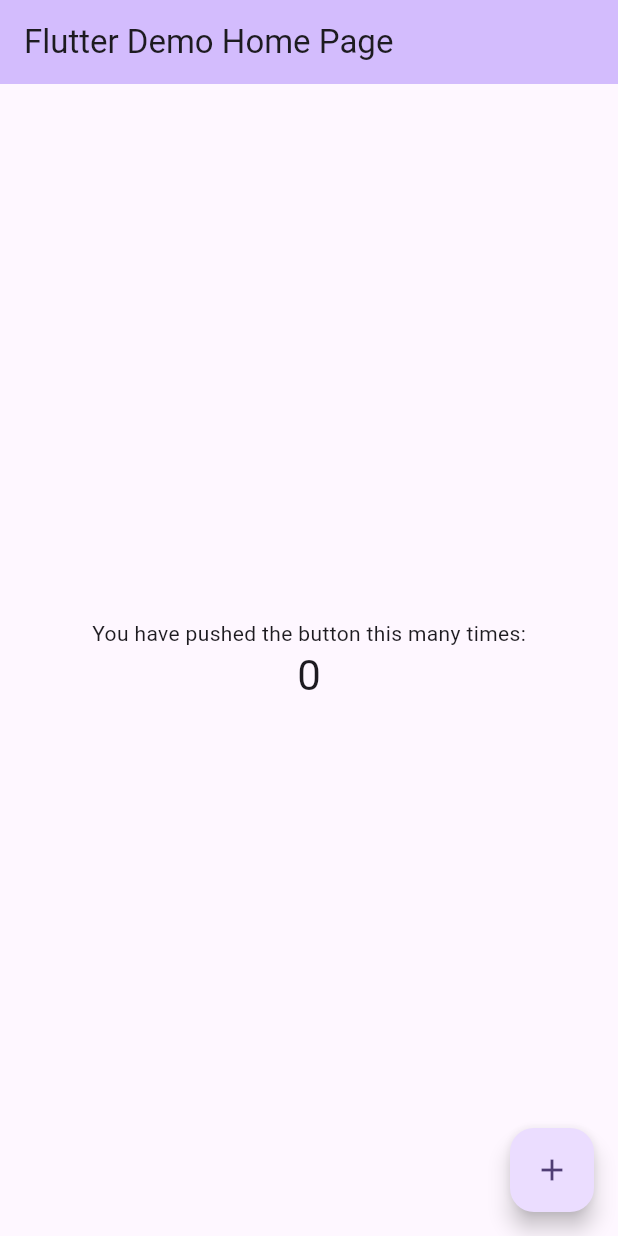
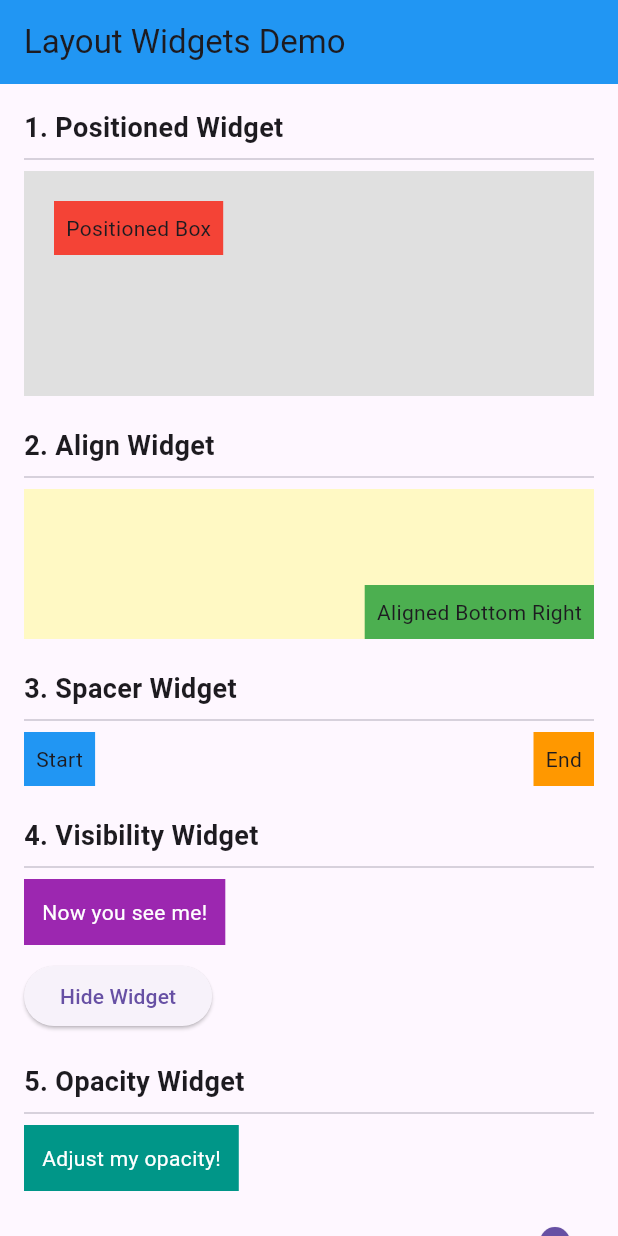
Before and after one commit to H-M-Huzaifa/dsa_practice, a Flutter app: the screen it shows after launch, on a phone screen of 412 x 824 dp. Run offline on Flutter 3.47's test engine with Material 3 defaults, Android fonts, the phone set to English and light mode, and no system bars.

Commit message:
Day 2 completion

```diff
--- /dev/null
+++ b/lib/Daily_Tasks/d2_t2.dart
@@ -0,0 +1,8 @@
+//Count names starting with "A".
+
+void main(){
+
+  List<String> myStrings=['Adam and Eve',"Elie and Renee","Ali and Usman"];
+  print(myStrings.where((name)=> name.startsWith('A')).length);
+
+}
--- /dev/null
+++ b/lib/Daily_Tasks/d2_t3.dart
@@ -0,0 +1,7 @@
+//Check if all scores in a list are above 50
+
+void main(){
+
+  List myList=[50,520520,52,77];
+  print(myList.every((num)=> num>=50));
+}
--- /dev/null
+++ b/lib/Daily_Tasks/d2_t4.dart
@@ -0,0 +1,16 @@
+//Palindrome checker using list reversal.
+
+void main(){
+  String word="";
+  List myList=word.split("");
+  List reversedList = myList.reversed.toList();
+  String reversedword=reversedList.join("");
+
+  if(word==reversedword){
+    print("The word is a palindrome");
+  }
+  else{
+    print("The word is not a palindrome");
+
+  }
+}
--- /dev/null
+++ b/lib/Daily_Tasks/d2_t5.dart
@@ -0,0 +1,13 @@
+//Manually reverse a list
+
+void main() {
+  List myList = [1, 2, 3, 4, 5, 6, 7, 8, 9, 10];
+  List reverseList = [];
+
+  for(int i=myList.length-1; i>=0; i--){
+    reverseList.add(myList[i]);
+  }
+
+  print(reverseList);
+
+}
--- /dev/null
+++ b/lib/Daily_Tasks/d2_t6.dart
@@ -0,0 +1,19 @@
+//Write a frequency counter for a list of words using a Map.
+
+
+void main(){
+  List myWords=["Bye","Hello","Hi","Representative","Bye","Hello",];
+  Map<String,int> myMap={};
+
+  for(String word in myWords){
+    if(myMap.containsKey(word)){
+      myMap[word]=myMap[word]!+1;
+    }
+    else{
+      myMap[word]=1;
+
+    }
+  }
+  print(myMap);
+
+}
--- a/lib/main.dart
+++ b/lib/main.dart
@@ -1,125 +1,179 @@
 import 'package:flutter/material.dart';
 
-void main() {
-  runApp(const MyApp());
-}
+void main() => runApp(const LayoutWidgetsDemo());
 
-class MyApp extends StatelessWidget {
-  const MyApp({super.key});
+class LayoutWidgetsDemo extends StatelessWidget {
+  const LayoutWidgetsDemo({super.key});
 
-  // This widget is the root of your application.
   @override
   Widget build(BuildContext context) {
     return MaterialApp(
-      title: 'Flutter Demo',
-      theme: ThemeData(
-        // This is the theme of your application.
-        //
-        // TRY THIS: Try running your application with "flutter run". You'll see
-        // the application has a purple toolbar. Then, without quitting the app,
-        // try changing the seedColor in the colorScheme below to Colors.green
-        // and then invoke "hot reload" (save your changes or press the "hot
-        // reload" button in a Flutter-supported IDE, or press "r" if you used
-        // the command line to start the app).
-        //
-        // Notice that the counter didn't reset back to zero; the application
-        // state is not lost during the reload. To reset the state, use hot
-        // restart instead.
-        //
-        // This works for code too, not just values: Most code changes can be
-        // tested with just a hot reload.
-        colorScheme: ColorScheme.fromSeed(seedColor: Colors.deepPurple),
-        useMaterial3: true,
-      ),
-      home: const MyHomePage(title: 'Flutter Demo Home Page'),
+      title: 'Layout Widgets Demo',
+      debugShowCheckedModeBanner: false,
+      home: const LayoutWidgetsHomePage(),
     );
   }
 }
 
-class MyHomePage extends StatefulWidget {
-  const MyHomePage({super.key, required this.title});
-
-  // This widget is the home page of your application. It is stateful, meaning
-  // that it has a State object (defined below) that contains fields that affect
-  // how it looks.
-
-  // This class is the configuration for the state. It holds the values (in this
-  // case the title) provided by the parent (in this case the App widget) and
-  // used by the build method of the State. Fields in a Widget subclass are
-  // always marked "final".
-
-  final String title;
+class LayoutWidgetsHomePage extends StatefulWidget {
+  const LayoutWidgetsHomePage({super.key});
 
   @override
-  State<MyHomePage> createState() => _MyHomePageState();
+  State<LayoutWidgetsHomePage> createState() => _LayoutWidgetsHomePageState();
 }
 
-class _MyHomePageState extends State<MyHomePage> {
-  int _counter = 0;
-
-  void _incrementCounter() {
-    setState(() {
-      // This call to setState tells the Flutter framework that something has
-      // changed in this State, which causes it to rerun the build method below
-      // so that the display can reflect the updated values. If we changed
-      // _counter without calling setState(), then the build method would not be
-      // called again, and so nothing would appear to happen.
-      _counter++;
-    });
-  }
+class _LayoutWidgetsHomePageState extends State<LayoutWidgetsHomePage> {
+  bool isVisible = true; // Visibility toggle
+  double opacityValue = 1.0; // Opacity slider
 
   @override
   Widget build(BuildContext context) {
-    // This method is rerun every time setState is called, for instance as done
-    // by the _incrementCounter method above.
-    //
-    // The Flutter framework has been optimized to make rerunning build methods
-    // fast, so that you can just rebuild anything that needs updating rather
-    // than having to individually change instances of widgets.
     return Scaffold(
       appBar: AppBar(
-        // TRY THIS: Try changing the color here to a specific color (to
-        // Colors.amber, perhaps?) and trigger a hot reload to see the AppBar
-        // change color while the other colors stay the same.
-        backgroundColor: Theme.of(context).colorScheme.inversePrimary,
-        // Here we take the value from the MyHomePage object that was created by
-        // the App.build method, and use it to set our appbar title.
-        title: Text(widget.title),
+        title: const Text('Layout Widgets Demo'),
+        backgroundColor: Colors.blue,
       ),
-      body: Center(
-        // Center is a layout widget. It takes a single child and positions it
-        // in the middle of the parent.
+      body: SingleChildScrollView(
+        padding: const EdgeInsets.all(16.0),
         child: Column(
-          // Column is also a layout widget. It takes a list of children and
-          // arranges them vertically. By default, it sizes itself to fit its
-          // children horizontally, and tries to be as tall as its parent.
-          //
-          // Column has various properties to control how it sizes itself and
-          // how it positions its children. Here we use mainAxisAlignment to
-          // center the children vertically; the main axis here is the vertical
-          // axis because Columns are vertical (the cross axis would be
-          // horizontal).
-          //
-          // TRY THIS: Invoke "debug painting" (choose the "Toggle Debug Paint"
-          // action in the IDE, or press "p" in the console), to see the
-          // wireframe for each widget.
-          mainAxisAlignment: MainAxisAlignment.center,
-          children: <Widget>[
+          crossAxisAlignment: CrossAxisAlignment.start,
+          children: [
+
+            // Section: Positioned Widget
             const Text(
-              'You have pushed the button this many times:',
+              '1. Positioned Widget',
+              style: TextStyle(fontSize: 18, fontWeight: FontWeight.bold),
             ),
-            Text(
-              '$_counter',
-              style: Theme.of(context).textTheme.headlineMedium,
+            const Divider(),
+            Container(
+              height: 150,
+              width: double.infinity,
+              color: Colors.grey.shade300,
+              child: Stack(
+                children: [
+                  Positioned(
+                    left: 20,
+                    top: 20,
+                    child: Container(
+                      padding: const EdgeInsets.all(8),
+                      color: Colors.red,
+                      child: const Text('Positioned Box'),
+                    ),
+                  ),
+                ],
+              ),
             ),
+
+            const SizedBox(height: 20),
+
+            // Section: Align Widget
+            const Text(
+              '2. Align Widget',
+              style: TextStyle(fontSize: 18, fontWeight: FontWeight.bold),
+            ),
+            const Divider(),
+            Container(
+              height: 100,
+              color: Colors.yellow.shade100,
+              child: Align(
+                alignment: Alignment.bottomRight,
+                child: Container(
+                  color: Colors.green,
+                  padding: const EdgeInsets.all(8),
+                  child: const Text('Aligned Bottom Right'),
+                ),
+              ),
+            ),
+
+            const SizedBox(height: 20),
+
+            // Section: Spacer Widget
+            const Text(
+              '3. Spacer Widget',
+              style: TextStyle(fontSize: 18, fontWeight: FontWeight.bold),
+            ),
+            const Divider(),
+            Row(
+              children: [
+                Container(
+                  color: Colors.blue,
+                  padding: const EdgeInsets.all(8),
+                  child: const Text('Start'),
+                ),
+                const Spacer(),
+                Container(
+                  color: Colors.orange,
+                  padding: const EdgeInsets.all(8),
+                  child: const Text('End'),
+                ),
+              ],
+            ),
+
+            const SizedBox(height: 20),
+
+            // Section: Visibility Widget
+            const Text(
+              '4. Visibility Widget',
+              style: TextStyle(fontSize: 18, fontWeight: FontWeight.bold),
+            ),
+            const Divider(),
+            Visibility(
+              visible: isVisible,
+              child: Container(
+                padding: const EdgeInsets.all(12),
+                color: Colors.purple,
+                child: const Text(
+                  'Now you see me!',
+                  style: TextStyle(color: Colors.white),
+                ),
+              ),
+            ),
+            const SizedBox(height: 10),
+            ElevatedButton(
+              onPressed: () {
+                setState(() {
+                  isVisible = !isVisible;
+                });
+              },
+              child: Text(isVisible ? 'Hide Widget' : 'Show Widget'),
+            ),
+
+            const SizedBox(height: 20),
+
+            // Section: Opacity Widget
+            const Text(
+              '5. Opacity Widget',
+              style: TextStyle(fontSize: 18, fontWeight: FontWeight.bold),
+            ),
+            const Divider(),
+            Opacity(
+              opacity: opacityValue,
+              child: Container(
+                padding: const EdgeInsets.all(12),
+                color: Colors.teal,
+                child: const Text(
+                  'Adjust my opacity!',
+                  style: TextStyle(color: Colors.white),
+                ),
+              ),
+            ),
+            const SizedBox(height: 10),
+            Slider(
+              value: opacityValue,
+              min: 0.0,
+              max: 1.0,
+              divisions: 10,
+              label: opacityValue.toStringAsFixed(1),
+              onChanged: (value) {
+                setState(() {
+                  opacityValue = value;
+                });
+              },
+            ),
+            Text('Opacity: ${opacityValue.toStringAsFixed(1)}'),
           ],
         ),
       ),
-      floatingActionButton: FloatingActionButton(
-        onPressed: _incrementCounter,
-        tooltip: 'Increment',
-        child: const Icon(Icons.add),
-      ), // This trailing comma makes auto-formatting nicer for build methods.
     );
   }
 }
```
Also changed, not shown: lib/Daily_Tasks/d3_t1.dart (added), pubspec.lock, 1 other file.
